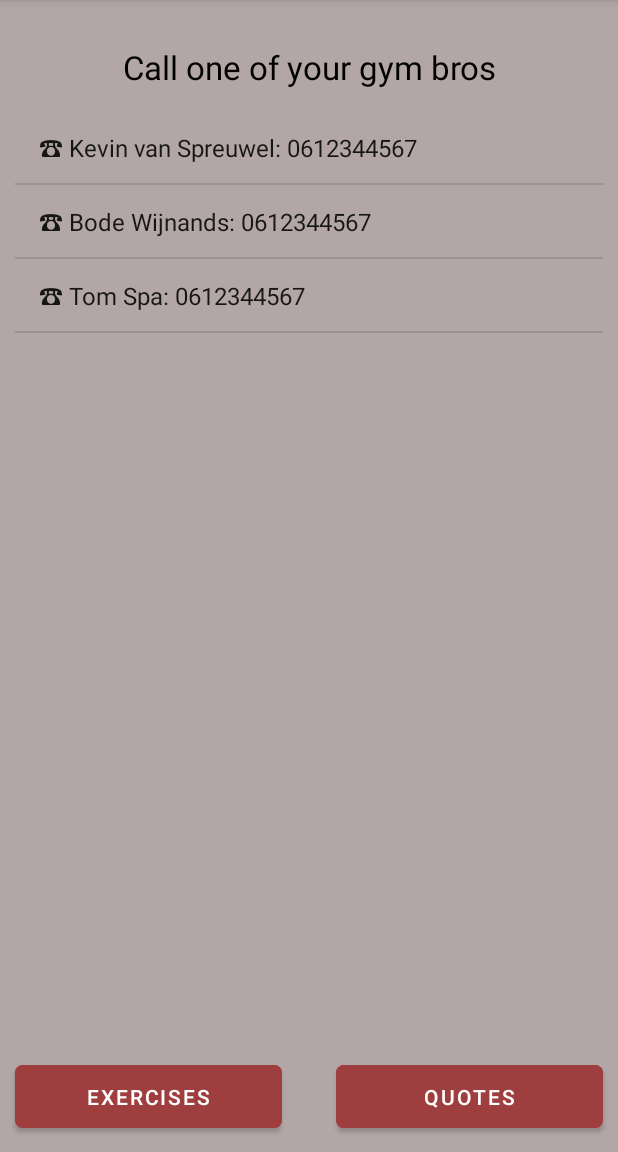
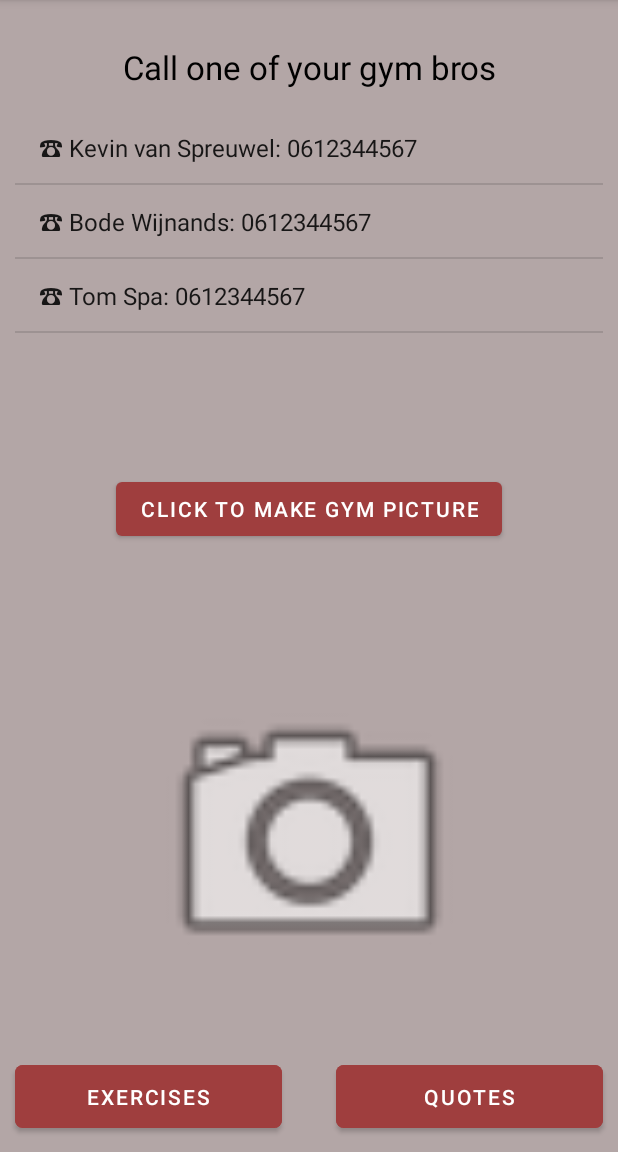
Before and after one commit to tomspa/RackTrack-Android, an Android app: the screen it shows after launch (MainActivity), on a phone screen of 412 x 824 dp, the part 84-1236 px from its top. Run offline under Robolectric (Android 15) with nearby library versions, the phone set to English and light mode, and no system bars.

Commit message:
Dangerous permission use camera

```diff
--- a/app/src/main/AndroidManifest.xml
+++ b/app/src/main/AndroidManifest.xml
@@ -2,6 +2,7 @@
 <manifest xmlns:android="http://schemas.android.com/apk/res/android"
     xmlns:tools="http://schemas.android.com/tools">
     <uses-permission android:name="android.permission.INTERNET" />
+    <uses-permission android:name="android.permission.CAMERA" />
 
     <application
         android:allowBackup="true"
--- a/app/src/main/java/com/example/racktrack/MainActivity.java
+++ b/app/src/main/java/com/example/racktrack/MainActivity.java
@@ -1,23 +1,30 @@
 package com.example.racktrack;
 
+import androidx.activity.result.ActivityResultLauncher;
+import androidx.activity.result.contract.ActivityResultContracts;
 import androidx.appcompat.app.AppCompatActivity;
+import androidx.core.content.ContextCompat;
 
+import android.Manifest;
 import android.content.Intent;
-import android.content.SharedPreferences;
+import android.content.pm.PackageManager;
+import android.graphics.Bitmap;
 import android.os.Bundle;
+import android.provider.MediaStore;
 import android.view.Menu;
 import android.view.MenuItem;
 import android.view.View;
+import android.widget.Button;
+import android.widget.ImageView;
+import android.widget.Toast;
 
 import com.example.racktrack.Exercise.ExerciseListActivity;
-import com.example.racktrack.Exercise.ExerciseListAdapter;
 import com.example.racktrack.Quote.QuoteListActivity;
 
 public class MainActivity extends AppCompatActivity {
 
-    private SharedPreferences sharedPreferences;
-    private SharedPreferences.OnSharedPreferenceChangeListener sharedPrefListener;
-
+    private ImageView gymImageview;
+    private ActivityResultLauncher<Intent> activityResultLauncher;
 
     @Override
     protected void onCreate(Bundle savedInstanceState) {
@@ -35,6 +42,13 @@ public class MainActivity extends AppCompatActivity {
             Intent intent = new Intent(this, ExerciseListActivity.class);
             startActivity(intent);
         });
+
+        Button cameraButton = findViewById(R.id.camera_button);
+        gymImageview = findViewById(R.id.gym_picture_imageview);
+
+
+        activityResultLauncher = this.getActivityResultLauncher();
+        cameraButton.setOnClickListener(view -> requestPermission());
     }
 
     @Override
@@ -53,4 +67,44 @@ public class MainActivity extends AppCompatActivity {
         return true;
     }
 
+    private void requestPermission() {
+        if(ContextCompat.checkSelfPermission(this, Manifest.permission.CAMERA)
+                != PackageManager.PERMISSION_GRANTED)
+        {
+            requestPermissionLauncher.launch(Manifest.permission.CAMERA);
+        } else if (shouldShowRequestPermissionRationale(Manifest.permission.CAMERA)) {
+            Toast.makeText(this, R.string.allow_camera_access_string, Toast.LENGTH_LONG).show();
+        } else {
+            openCamera();
+        }
+    }
+
+    private void openCamera() {
+        Intent cameraIntent = new Intent(MediaStore.ACTION_IMAGE_CAPTURE);
+        activityResultLauncher.launch(cameraIntent);
+    }
+
+    private final ActivityResultLauncher<String> requestPermissionLauncher =
+            registerForActivityResult(new ActivityResultContracts.RequestPermission(), isGranted -> {
+                if (isGranted) {
+                    openCamera();
+                } else {
+                    Toast.makeText(this, R.string.allow_camera_access_string, Toast.LENGTH_LONG).show();
+                }
+            });
+    private ActivityResultLauncher<Intent> getActivityResultLauncher() {
+        return registerForActivityResult(
+                new ActivityResultContracts.StartActivityForResult(),
+                result -> {
+                    if (result.getResultCode() == RESULT_OK) {
+                        Intent data = result.getData();
+                        assert data != null;
+                        Bitmap photo = (Bitmap) data.getExtras().get("data");
+                        gymImageview.setImageBitmap(photo);
+                    } else {
+                        Toast.makeText(getApplicationContext(), R.string.not_saved_message,Toast.LENGTH_LONG).show();
+                    }
+                }
+        );
+    }
 }
--- a/app/src/main/java/com/example/racktrack/Quote/QuoteListActivity.java
+++ b/app/src/main/java/com/example/racktrack/Quote/QuoteListActivity.java
@@ -1,7 +1,5 @@
 package com.example.racktrack.Quote;
 
-import androidx.activity.result.ActivityResult;
-import androidx.activity.result.ActivityResultCallback;
 import androidx.activity.result.ActivityResultLauncher;
 import androidx.activity.result.contract.ActivityResultContracts;
 import androidx.appcompat.app.AppCompatActivity;
@@ -9,7 +7,6 @@ import androidx.lifecycle.ViewModelProvider;
 import androidx.recyclerview.widget.LinearLayoutManager;
 import androidx.recyclerview.widget.RecyclerView;
 
-import android.app.Activity;
 import android.content.Intent;
 import android.os.Bundle;
 import android.widget.Button;
@@ -22,7 +19,6 @@ import com.example.racktrack.RoomDatabase.Quote;
 
 public class QuoteListActivity extends AppCompatActivity implements OnItemClickListener {
     private QuoteViewModel quoteViewModel;
-    public static final int NEW_QUOTE_ACTIVITY_REQUEST_CODE = 1;
 
     @Override
     protected void onCreate(Bundle savedInstanceState) {
@@ -53,6 +49,7 @@ public class QuoteListActivity extends AppCompatActivity implements OnItemClickL
                 new ActivityResultContracts.StartActivityForResult(),
                 result -> {
                     if (result.getResultCode() == RESULT_OK) {
+                        assert result.getData() != null;
                         Quote word = new Quote(result.getData().getStringExtra(NewQuoteActivity.EXTRA_REPLY));
                         quoteViewModel.insert(word);
                     } else {
--- a/app/src/main/res/layout/activity_main.xml
+++ b/app/src/main/res/layout/activity_main.xml
@@ -41,4 +41,26 @@
         app:layout_constraintBottom_toBottomOf="parent"
         app:layout_constraintStart_toStartOf="parent" />
 
+    <Button
+        android:id="@+id/camera_button"
+        android:layout_width="wrap_content"
+        android:layout_height="wrap_content"
+        android:layout_marginTop="15dp"
+        android:text="@string/camera_button_text"
+        app:layout_constraintEnd_toEndOf="parent"
+        app:layout_constraintStart_toStartOf="parent"
+        app:layout_constraintTop_toBottomOf="@+id/fragment_contact_view" />
+
+    <ImageView
+        android:id="@+id/gym_picture_imageview"
+        android:layout_width="222dp"
+        android:layout_height="221dp"
+        android:layout_marginBottom="100dp"
+        app:layout_constraintBottom_toBottomOf="parent"
+        app:layout_constraintEnd_toEndOf="parent"
+        app:layout_constraintHorizontal_bias="0.502"
+        app:layout_constraintStart_toStartOf="parent"
+        app:srcCompat="@android:drawable/ic_menu_camera"
+        android:contentDescription="@string/gym_picture_content_description" />
+
 </androidx.constraintlayout.widget.ConstraintLayout>
--- a/app/src/main/res/values/strings.xml
+++ b/app/src/main/res/values/strings.xml
@@ -37,4 +37,7 @@
     <string name="type_a_quote_prompt">Type a quote to keep you inspired!</string>
     <string name="quotes_text">Quotes</string>
     <string name="exercises_text">Exercises</string>
+    <string name="camera_button_text">Click to make gym picture</string>
+    <string name="gym_picture_content_description">gym picture</string>
+    <string name="allow_camera_access_string">Change app settings to allow access to the camera</string>
 </resources>
```
